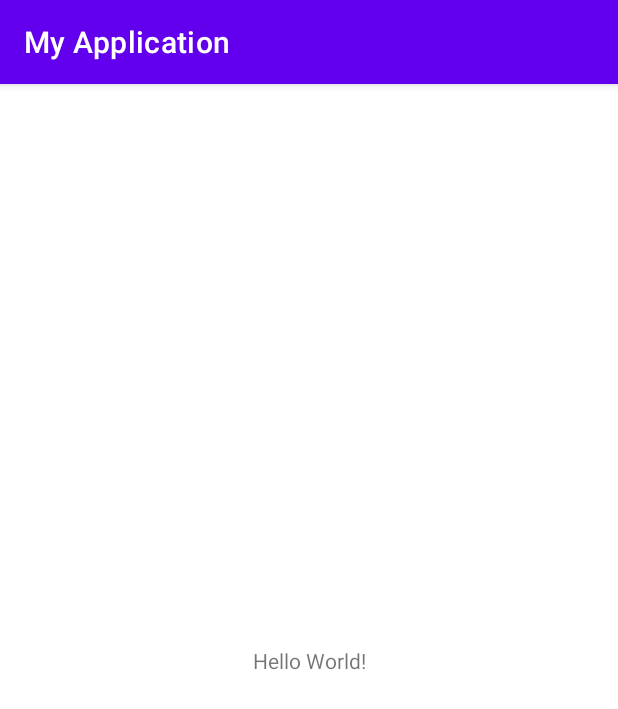
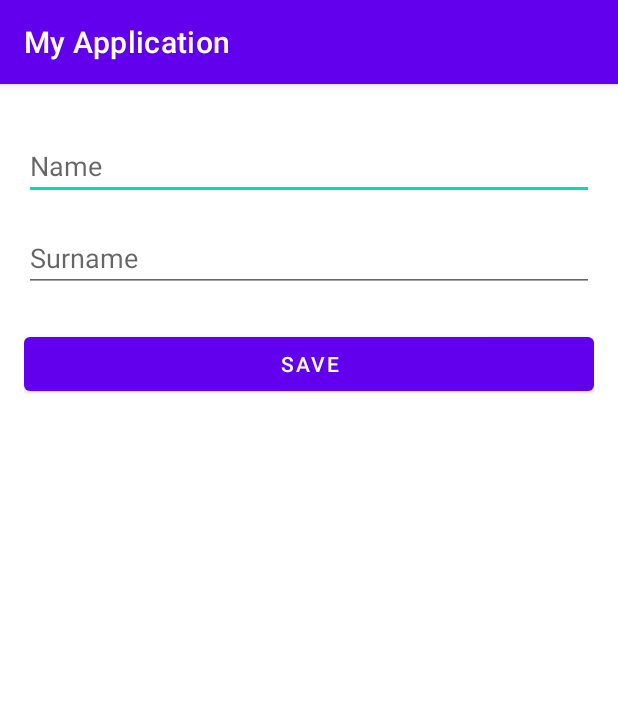
Before and after one commit to Zarifboyev/TestRepository, an Android app: the screen it shows after launch (MainActivity), on a phone screen of 412 x 824 dp. Shown: the top 709 px of the screen. Run offline under Robolectric (Android 15) with nearby library versions, the phone set to English and light mode, and no system bars; our stand-ins replace Firebase (no records; nobody signed in at launch, a user with empty details on screens opened directly); libraries missing offline, so code that uses them is left out: com.google.gson.internal.

```diff
--- a/app/build.gradle
+++ b/app/build.gradle
@@ -1,5 +1,6 @@
 plugins {
     id 'com.android.application'
+    id 'com.google.gms.google-services'
 }
 
 android {
@@ -33,6 +34,7 @@ dependencies {
     implementation 'androidx.appcompat:appcompat:1.2.0'
     implementation 'com.google.android.material:material:1.3.0'
     implementation 'androidx.constraintlayout:constraintlayout:2.0.4'
+    implementation 'com.google.firebase:firebase-firestore:23.0.1'
     testImplementation 'junit:junit:4.+'
     androidTestImplementation 'androidx.test.ext:junit:1.1.2'
     androidTestImplementation 'androidx.test.espresso:espresso-core:3.3.0'
--- a/app/src/main/AndroidManifest.xml
+++ b/app/src/main/AndroidManifest.xml
@@ -2,6 +2,7 @@
 <manifest xmlns:android="http://schemas.android.com/apk/res/android"
     package="com.example.myapplication">
 
+    <uses-permission android:name="android.permission.INTERNET"/>
     <application
         android:allowBackup="true"
         android:icon="@mipmap/ic_launcher"
--- a/app/src/main/java/com/example/myapplication/MainActivity.java
+++ b/app/src/main/java/com/example/myapplication/MainActivity.java
@@ -1,17 +1,55 @@
 package com.example.myapplication;
 
+import androidx.annotation.NonNull;
 import androidx.appcompat.app.AppCompatActivity;
 
 import android.os.Bundle;
+import android.util.Log;
+import android.view.View;
 import android.widget.Button;
 import android.widget.EditText;
+import android.widget.Toast;
+
+import com.google.android.gms.tasks.OnFailureListener;
+import com.google.android.gms.tasks.OnSuccessListener;
+import com.google.firebase.firestore.FirebaseFirestore;
+import com.google.gson.internal.$Gson$Preconditions;
+
+import java.util.HashMap;
+import java.util.Map;
 
 public class MainActivity extends AppCompatActivity {
-    Button button;
-    EditText editText;
+    public static final String TAG = "MainActivity";
+
+    public static final String KEY_NAME = "name";
+    public static final String KEY_SURNAME = "surname";
+
+    Button save;
+    EditText et_name,et_surname;
+
+    FirebaseFirestore db = FirebaseFirestore.getInstance();
     @Override
     protected void onCreate(Bundle savedInstanceState) {
         super.onCreate(savedInstanceState);
         setContentView(R.layout.activity_main);
+
+        et_name = findViewById(R.id.et_name);
+        et_surname = findViewById(R.id.et_surname);
+        save = findViewById(R.id.save);
+
+        save.setOnClickListener(v -> {
+            String name = et_name.getText().toString();
+            String surname = et_surname.getText().toString();
+            Map<String, Object> user = new HashMap<>();
+            user.put(KEY_NAME,name);
+            user.put(KEY_SURNAME,surname);
+
+            db.collection("Users").document("User").set(user)
+                    .addOnSuccessListener(aVoid -> Toast.makeText(MainActivity.this, "User added!", Toast.LENGTH_SHORT).show())
+                    .addOnFailureListener(e -> {
+                        Toast.makeText(MainActivity.this, "Error: " + e.toString(), Toast.LENGTH_SHORT).show();
+                        Log.d(TAG, e.toString());
+                    });
+        });
     }
 }
--- a/app/src/main/res/layout/activity_main.xml
+++ b/app/src/main/res/layout/activity_main.xml
@@ -1,18 +1,33 @@
 <?xml version="1.0" encoding="utf-8"?>
-<androidx.constraintlayout.widget.ConstraintLayout xmlns:android="http://schemas.android.com/apk/res/android"
+<LinearLayout xmlns:android="http://schemas.android.com/apk/res/android"
     xmlns:app="http://schemas.android.com/apk/res-auto"
     xmlns:tools="http://schemas.android.com/tools"
     android:layout_width="match_parent"
     android:layout_height="match_parent"
+    android:orientation="vertical"
+    android:padding="16dp"
     tools:context=".MainActivity">
 
-    <TextView
-        android:layout_width="wrap_content"
+    <EditText
+        android:id="@+id/et_name"
+        android:layout_width="match_parent"
         android:layout_height="wrap_content"
-        android:text="Hello World!"
-        app:layout_constraintBottom_toBottomOf="parent"
-        app:layout_constraintLeft_toLeftOf="parent"
-        app:layout_constraintRight_toRightOf="parent"
-        app:layout_constraintTop_toTopOf="parent" />
+        android:hint="Name"
+        android:layout_marginTop="16dp"
+        android:inputType="text" />
 
-</androidx.constraintlayout.widget.ConstraintLayout>
+    <EditText
+        android:layout_marginTop="16dp"
+        android:id="@+id/et_surname"
+        android:layout_width="match_parent"
+        android:layout_height="wrap_content"
+        android:hint="Surname"
+        android:inputType="text" />
+
+    <Button
+        android:id="@+id/save"
+        android:layout_marginTop="24dp"
+        android:layout_width="match_parent"
+        android:layout_height="wrap_content"
+        android:text="Save" />
+</LinearLayout>
--- a/build.gradle
+++ b/build.gradle
@@ -6,6 +6,7 @@ buildscript {
     }
     dependencies {
         classpath "com.android.tools.build:gradle:4.1.2"
+        classpath 'com.google.gms:google-services:4.3.8'
 
         // NOTE: Do not place your application dependencies here; they belong
         // in the individual module build.gradle files
```
Also changed, not shown: 1 other file.
